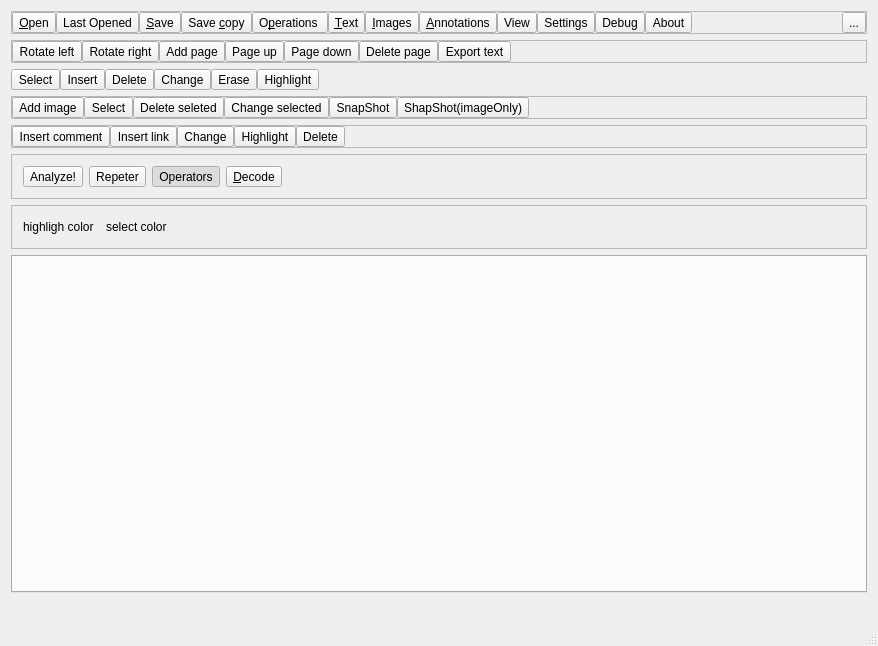
caronnee/pdfeditor, file pdfgui.ui: the form before one commit.
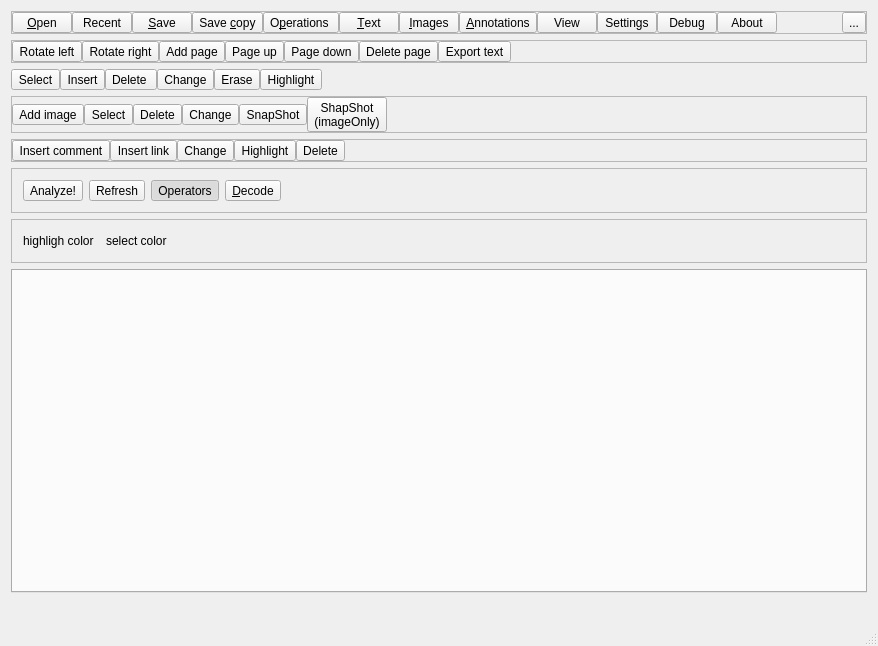
The form after the commit. Icons and pictures are not drawn. Custom widgets are drawn as their Qt base class.

Commit message: converte images to PNG, changed waygetfontfrompage

What changed in the file:
```diff
--- a/pdfgui.ui
+++ b/pdfgui.ui
@@ -12,8 +12,8 @@
   </property>
   <property name="minimumSize">
    <size>
-    <width>33</width>
-    <height>30</height>
+    <width>600</width>
+    <height>400</height>
    </size>
   </property>
   <property name="mouseTracking">
@@ -47,6 +47,12 @@
        </property>
        <item>
         <widget class="QToolButton" name="openButton">
+         <property name="minimumSize">
+          <size>
+           <width>60</width>
+           <height>0</height>
+          </size>
+         </property>
          <property name="font">
           <font>
            <weight>50</weight>
@@ -86,11 +92,17 @@
            <verstretch>0</verstretch>
           </sizepolicy>
          </property>
+         <property name="minimumSize">
+          <size>
+           <width>60</width>
+           <height>0</height>
+          </size>
+         </property>
          <property name="toolTip">
           <string>open last opened files</string>
          </property>
          <property name="text">
-          <string>Last Opened</string>
+          <string>Recent</string>
          </property>
          <property name="icon">
           <iconset resource="pdf.qrc">
@@ -109,6 +121,12 @@
        </item>
        <item>
         <widget class="QToolButton" name="saveButton">
+         <property name="minimumSize">
+          <size>
+           <width>60</width>
+           <height>0</height>
+          </size>
+         </property>
          <property name="toolTip">
           <string>save changes</string>
          </property>
@@ -132,6 +150,12 @@
        </item>
        <item>
         <widget class="QToolButton" name="saveAsButton">
+         <property name="minimumSize">
+          <size>
+           <width>60</width>
+           <height>0</height>
+          </size>
+         </property>
          <property name="toolTip">
           <string>save to another file</string>
          </property>
@@ -155,11 +179,11 @@
        </item>
        <item>
         <widget class="QToolButton" name="contentButton">
-         <property name="sizePolicy">
-          <sizepolicy hsizetype="Minimum" vsizetype="Minimum">
-           <horstretch>0</horstretch>
-           <verstretch>0</verstretch>
-          </sizepolicy>
+         <property name="minimumSize">
+          <size>
+           <width>60</width>
+           <height>0</height>
+          </size>
          </property>
          <property name="toolTip">
           <string>show pdf manipulation operations</string>
@@ -190,6 +214,12 @@
        </item>
        <item>
         <widget class="QToolButton" name="textButton">
+         <property name="minimumSize">
+          <size>
+           <width>60</width>
+           <height>0</height>
+          </size>
+         </property>
          <property name="toolTip">
           <string>show text operations</string>
          </property>
@@ -219,6 +249,12 @@
        </item>
        <item>
         <widget class="QToolButton" name="imageButton">
+         <property name="minimumSize">
+          <size>
+           <width>60</width>
+           <height>0</height>
+          </size>
+         </property>
          <property name="toolTip">
           <string>show image operation</string>
          </property>
@@ -248,6 +284,12 @@
        </item>
        <item>
         <widget class="QToolButton" name="annotationButton">
+         <property name="minimumSize">
+          <size>
+           <width>60</width>
+           <height>0</height>
+          </size>
+         </property>
          <property name="toolTip">
           <string>show annotation operations</string>
          </property>
@@ -277,6 +319,12 @@
        </item>
        <item>
         <widget class="QToolButton" name="viewButton">
+         <property name="minimumSize">
+          <size>
+           <width>60</width>
+           <height>0</height>
+          </size>
+         </property>
          <property name="text">
           <string>View</string>
          </property>
@@ -303,6 +351,12 @@
        </item>
        <item>
         <widget class="QToolButton" name="settingsButton">
+         <property name="minimumSize">
+          <size>
+           <width>60</width>
+           <height>0</height>
+          </size>
+         </property>
          <property name="toolTip">
           <string>show setting dialog</string>
          </property>
@@ -332,6 +386,12 @@
        </item>
        <item>
         <widget class="QToolButton" name="debugButton">
+         <property name="minimumSize">
+          <size>
+           <width>60</width>
+           <height>0</height>
+          </size>
+         </property>
          <property name="toolTip">
           <string>show debug options</string>
          </property>
@@ -361,6 +421,12 @@
        </item>
        <item>
         <widget class="QToolButton" name="aboutButton">
+         <property name="minimumSize">
+          <size>
+           <width>60</width>
+           <height>0</height>
+          </size>
+         </property>
          <property name="text">
           <string>About</string>
          </property>
@@ -691,7 +757,7 @@
           <string>delete text (leaves no empty space)</string>
          </property>
          <property name="text">
-          <string>Delete</string>
+          <string>Delete </string>
          </property>
          <property name="icon">
           <iconset resource="pdf.qrc">
@@ -888,7 +954,7 @@
           <string>delete inline image</string>
          </property>
          <property name="text">
-          <string>Delete seleted</string>
+          <string>Delete</string>
          </property>
          <property name="icon">
           <iconset resource="pdf.qrc">
@@ -911,7 +977,7 @@
           <string>change inline image</string>
          </property>
          <property name="text">
-          <string>Change selected</string>
+          <string>Change</string>
          </property>
          <property name="icon">
           <iconset resource="pdf.qrc">
@@ -960,7 +1026,8 @@
           <string>extract inline image</string>
          </property>
          <property name="text">
-          <string>ShapShot(imageOnly)</string>
+          <string>ShapShot
+(imageOnly)</string>
          </property>
          <property name="icon">
           <iconset resource="pdf.qrc">
@@ -969,7 +1036,7 @@
          <property name="iconSize">
           <size>
            <width>32</width>
-           <height>32</height>
+           <height>16</height>
           </size>
          </property>
          <property name="checkable">
@@ -1044,6 +1111,16 @@
          <property name="text">
           <string>Insert link</string>
          </property>
+         <property name="icon">
+          <iconset resource="pdf.qrc">
+           <normaloff>:/images/addLink.png</normaloff>:/images/addLink.png</iconset>
+         </property>
+         <property name="iconSize">
+          <size>
+           <width>32</width>
+           <height>32</height>
+          </size>
+         </property>
          <property name="checkable">
           <bool>true</bool>
          </property>
@@ -1060,6 +1137,16 @@
          <property name="text">
           <string>Change</string>
          </property>
+         <property name="icon">
+          <iconset resource="pdf.qrc">
+           <normaloff>:/images/change.png</normaloff>:/images/change.png</iconset>
+         </property>
+         <property name="iconSize">
+          <size>
+           <width>32</width>
+           <height>32</height>
+          </size>
+         </property>
          <property name="checkable">
           <bool>true</bool>
          </property>
@@ -1076,6 +1163,16 @@
          <property name="text">
           <string>Highlight</string>
          </property>
+         <property name="icon">
+          <iconset resource="pdf.qrc">
+           <normaloff>:/images/highlight.png</normaloff>:/images/highlight.png</iconset>
+         </property>
+         <property name="iconSize">
+          <size>
+           <width>32</width>
+           <height>32</height>
+          </size>
+         </property>
          <property name="toolButtonStyle">
           <enum>Qt::ToolButtonTextUnderIcon</enum>
          </property>
@@ -1089,6 +1186,16 @@
          <property name="text">
           <string>Delete</string>
          </property>
+         <property name="icon">
+          <iconset resource="pdf.qrc">
+           <normaloff>:/images/DeleteText.png</normaloff>:/images/DeleteText.png</iconset>
+         </property>
+         <property name="iconSize">
+          <size>
+           <width>32</width>
+           <height>32</height>
+          </size>
+         </property>
          <property name="checkable">
           <bool>true</bool>
          </property>
@@ -1130,6 +1237,16 @@
          <property name="text">
           <string>Analyze!</string>
          </property>
+         <property name="icon">
+          <iconset resource="pdf.qrc">
+           <normaloff>:/images/analyze.png</normaloff>:/images/analyze.png</iconset>
+         </property>
+         <property name="iconSize">
+          <size>
+           <width>32</width>
+           <height>32</height>
+          </size>
+         </property>
          <property name="toolButtonStyle">
           <enum>Qt::ToolButtonTextUnderIcon</enum>
          </property>
@@ -1141,7 +1258,17 @@
           <string>redraw page</string>
          </property>
          <property name="text">
-          <string>Repeter</string>
+          <string>Refresh</string>
+         </property>
+         <property name="icon">
+          <iconset resource="pdf.qrc">
+           <normaloff>:/images/refresh.png</normaloff>:/images/refresh.png</iconset>
+         </property>
+         <property name="iconSize">
+          <size>
+           <width>32</width>
+           <height>32</height>
+          </size>
          </property>
          <property name="toolButtonStyle">
           <enum>Qt::ToolButtonTextUnderIcon</enum>
```
Left out of the diff: 133 changed lines with no effect on the pictures. The commit also changes 94 other files.
